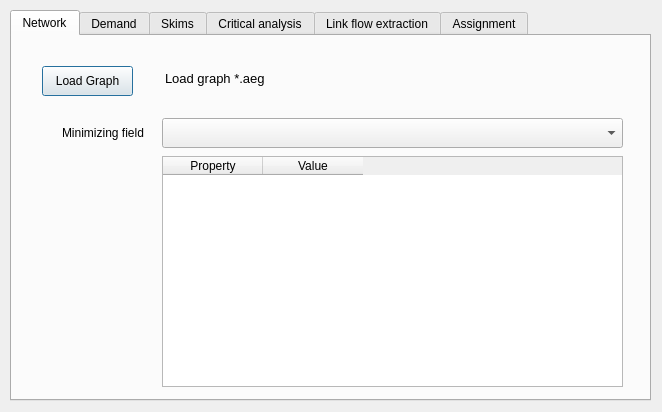
Before: the Qt Designer form paths_procedures/forms/ui_traffic_assignment.ui in AequilibraE/qaequilibrae, drawn with Qt 5.
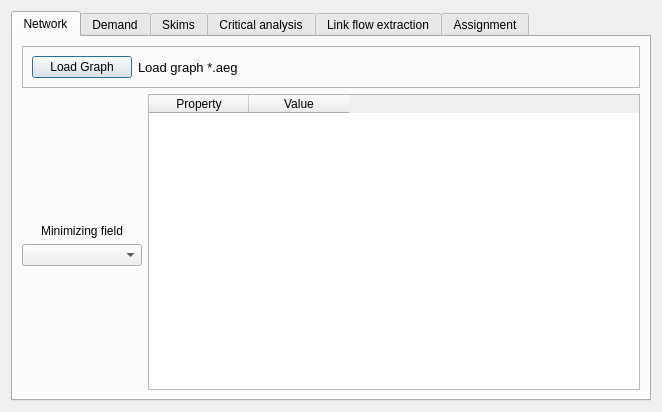
After: the same form once the commit is applied.

Commit message: Auto-resizing for Traffic assignment GUI

```diff
--- a/paths_procedures/forms/ui_traffic_assignment.ui
+++ b/paths_procedures/forms/ui_traffic_assignment.ui
@@ -19,15 +19,9 @@
   <property name="modal">
    <bool>true</bool>
   </property>
+  <layout class="QGridLayout" name="gridLayout">
+   <item row="0" column="0">
   <widget class="QTabWidget" name="tabWidget">
-   <property name="geometry">
-    <rect>
-     <x>10</x>
-     <y>10</y>
-     <width>641</width>
-     <height>391</height>
-    </rect>
-   </property>
    <property name="font">
     <font>
      <pointsize>9</pointsize>
@@ -40,51 +34,18 @@
     <attribute name="title">
      <string>Network</string>
     </attribute>
-    <widget class="QComboBox" name="minimizing_field">
-     <property name="geometry">
-      <rect>
-       <x>150</x>
-       <y>82</y>
-       <width>461</width>
-       <height>30</height>
-      </rect>
-     </property>
-    </widget>
-    <widget class="QLabel" name="ba_time_lbl">
-     <property name="geometry">
-      <rect>
-       <x>50</x>
-       <y>89</y>
-       <width>151</width>
-       <height>16</height>
-      </rect>
-     </property>
-     <property name="text">
-      <string>Minimizing field</string>
-     </property>
-    </widget>
-    <widget class="QPushButton" name="load_graph_from_file">
-     <property name="geometry">
-      <rect>
-       <x>30</x>
-       <y>30</y>
-       <width>91</width>
-       <height>30</height>
-      </rect>
-     </property>
-     <property name="text">
-      <string>Load Graph</string>
-     </property>
-    </widget>
+      <layout class="QGridLayout" name="gridLayout_3">
+       <item row="0" column="0" colspan="2">
+        <widget class="QFrame" name="frame">
+         <property name="frameShape">
+          <enum>QFrame::StyledPanel</enum>
+         </property>
+         <property name="frameShadow">
+          <enum>QFrame::Raised</enum>
+         </property>
+         <layout class="QGridLayout" name="gridLayout_2">
+          <item row="0" column="1">
     <widget class="QLabel" name="lbl_graphfile">
-     <property name="geometry">
-      <rect>
-       <x>153</x>
-       <y>35</y>
-       <width>471</width>
-       <height>41</height>
-      </rect>
-     </property>
      <property name="font">
       <font>
        <pointsize>10</pointsize>
@@ -94,21 +55,44 @@
       <string>Load graph *.aeg</string>
      </property>
      <property name="alignment">
-      <set>Qt::AlignLeading|Qt::AlignLeft|Qt::AlignTop</set>
+             <set>Qt::AlignLeading|Qt::AlignLeft|Qt::AlignVCenter</set>
      </property>
      <property name="wordWrap">
       <bool>true</bool>
      </property>
     </widget>
+          </item>
+          <item row="0" column="0">
+           <widget class="QPushButton" name="load_graph_from_file">
+            <property name="maximumSize">
+             <size>
+              <width>100</width>
+              <height>16777215</height>
+             </size>
+            </property>
+            <property name="text">
+             <string>Load Graph</string>
+            </property>
+           </widget>
+          </item>
+         </layout>
+        </widget>
+       </item>
+       <item row="1" column="0">
+        <spacer name="verticalSpacer">
+         <property name="orientation">
+          <enum>Qt::Vertical</enum>
+         </property>
+         <property name="sizeHint" stdset="0">
+          <size>
+           <width>20</width>
+           <height>108</height>
+          </size>
+         </property>
+        </spacer>
+       </item>
+       <item row="1" column="1" rowspan="4">
     <widget class="QTableWidget" name="graph_properties_table">
-     <property name="geometry">
-      <rect>
-       <x>150</x>
-       <y>120</y>
-       <width>461</width>
-       <height>231</height>
-      </rect>
-     </property>
      <column>
       <property name="text">
        <string>Property</string>
@@ -120,6 +104,41 @@
       </property>
      </column>
     </widget>
+       </item>
+       <item row="2" column="0">
+        <widget class="QLabel" name="ba_time_lbl">
+         <property name="text">
+          <string>Minimizing field</string>
+         </property>
+         <property name="alignment">
+          <set>Qt::AlignCenter</set>
+         </property>
+        </widget>
+       </item>
+       <item row="3" column="0">
+        <widget class="QComboBox" name="minimizing_field">
+         <property name="minimumSize">
+          <size>
+           <width>120</width>
+           <height>0</height>
+          </size>
+         </property>
+        </widget>
+       </item>
+       <item row="4" column="0">
+        <spacer name="verticalSpacer_2">
+         <property name="orientation">
+          <enum>Qt::Vertical</enum>
+         </property>
+         <property name="sizeHint" stdset="0">
+          <size>
+           <width>20</width>
+           <height>108</height>
+          </size>
+         </property>
+        </spacer>
+       </item>
+      </layout>
    </widget>
    <widget class="QWidget" name="widget">
     <attribute name="title">
@@ -733,6 +752,8 @@
     </widget>
    </widget>
   </widget>
+   </item>
+  </layout>
  </widget>
  <resources/>
  <connections/>
```
Left out of the diff: 416 changed lines with no effect on the pictures. Lines whose indentation alone changed are shown as unchanged.
